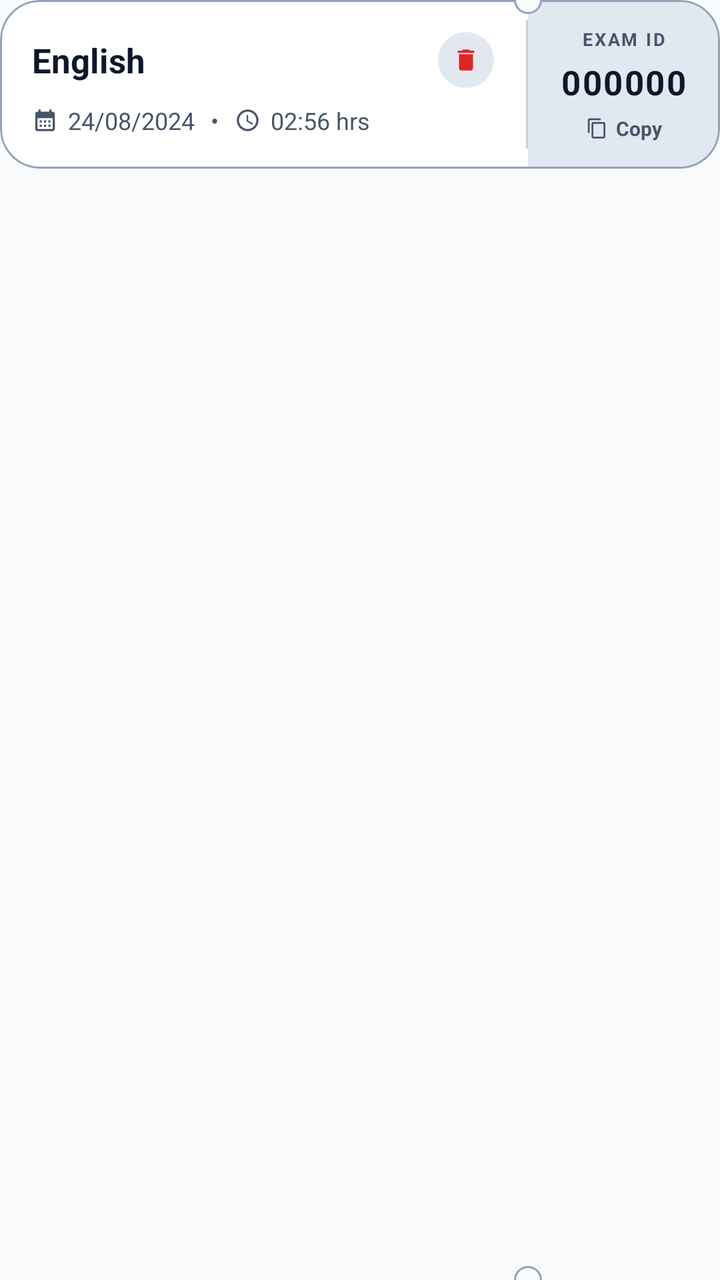
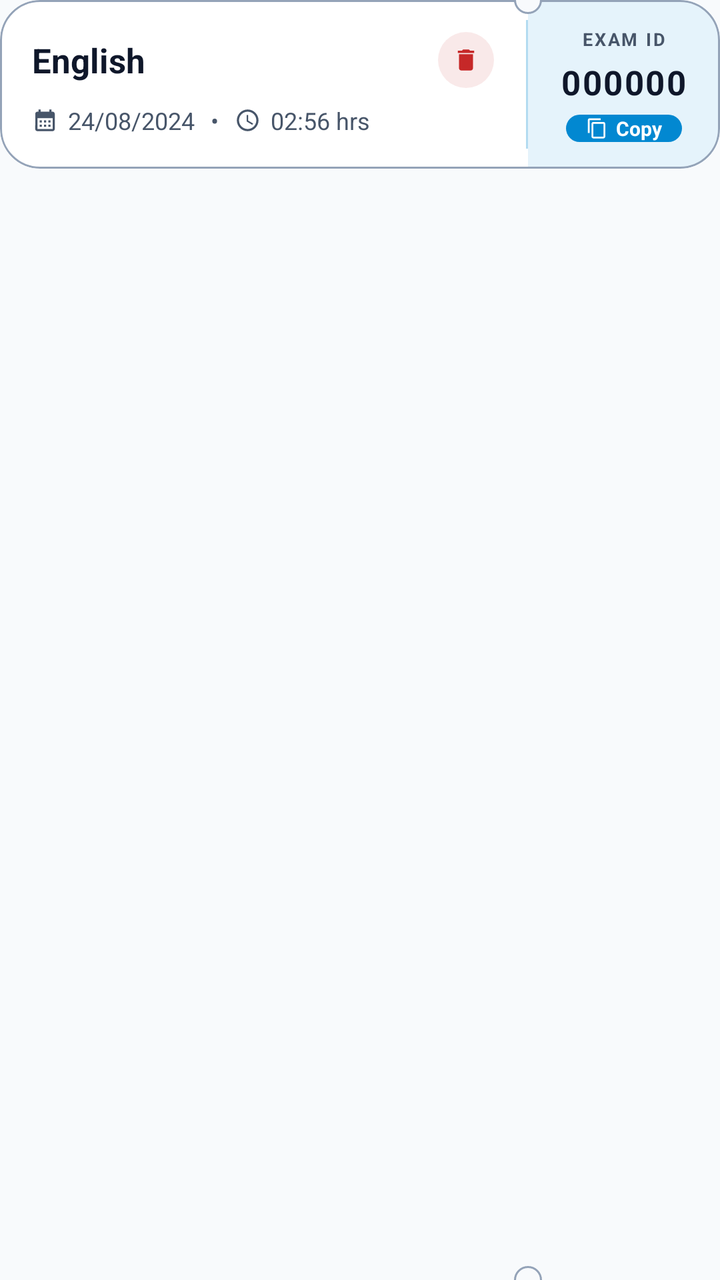

An Android layout rendered at two revisions. The XML below is the earlier revision; the diff shows what the commit changed to produce the second picture.
<!-- AndroidManifest.xml: application theme Theme.TestMaster -->
<!-- res/layout/layout_hosted_test.xml -->
<?xml version="1.0" encoding="utf-8"?>
<FrameLayout xmlns:android="http://schemas.android.com/apk/res/android"
    xmlns:app="http://schemas.android.com/apk/res-auto"
    android:layout_width="match_parent"
    android:layout_height="wrap_content"
    android:layout_margin="8dp">

    <com.google.android.material.card.MaterialCardView
        android:layout_width="match_parent"
        android:layout_height="wrap_content"
        app:cardBackgroundColor="@color/surface"
        app:cardCornerRadius="20dp"
        app:cardElevation="0dp"
        app:strokeColor="@color/outline"
        app:strokeWidth="1dp">

        <LinearLayout
            android:layout_width="match_parent"
            android:layout_height="wrap_content"
            android:orientation="horizontal">

            
            <LinearLayout
                android:layout_width="0dp"
                android:layout_height="wrap_content"
                android:layout_weight="1"
                android:orientation="vertical"
                android:padding="16dp">

                <LinearLayout
                    android:layout_width="match_parent"
                    android:layout_height="wrap_content"
                    android:gravity="center_vertical"
                    android:orientation="horizontal">

                    <TextView
                        android:id="@+id/subject_name"
                        android:layout_width="0dp"
                        android:layout_height="wrap_content"
                        android:layout_weight="1"
                        android:ellipsize="end"
                        android:maxLines="1"
                        android:text="English"
                        android:textColor="@color/onSurface"
                        android:textSize="17sp"
                        android:textStyle="bold" />

                    <FrameLayout
                        android:layout_width="28dp"
                        android:layout_height="28dp"
                        android:background="@drawable/bg_circle_surface">

                        <ImageView
                            android:id="@+id/iv_delete"
                            android:layout_width="14dp"
                            android:layout_height="14dp"
                            android:layout_gravity="center"
                            android:src="@drawable/baseline_delete_24"
                            app:tint="@color/error" />
                    </FrameLayout>
                </LinearLayout>

                <LinearLayout
                    android:layout_width="match_parent"
                    android:layout_height="wrap_content"
                    android:layout_marginTop="8dp"
                    android:gravity="center_vertical"
                    android:orientation="horizontal">

                    <ImageView
                        android:layout_width="13dp"
                        android:layout_height="13dp"
                        android:src="@drawable/baseline_calendar_month_24"
                        app:tint="@color/onSurfaceVariant" />

                    <TextView
                        android:id="@+id/host_date"
                        android:layout_width="wrap_content"
                        android:layout_height="wrap_content"
                        android:layout_marginStart="5dp"
                        android:text="24/08/2024"
                        android:textColor="@color/onSurfaceVariant"
                        android:textSize="12sp" />

                    <TextView
                        android:layout_width="wrap_content"
                        android:layout_height="wrap_content"
                        android:layout_marginStart="8dp"
                        android:text="•"
                        android:textColor="@color/onSurfaceVariant"
                        android:textSize="12sp" />

                    <ImageView
                        android:layout_width="13dp"
                        android:layout_height="13dp"
                        android:layout_marginStart="8dp"
                        android:src="@drawable/baseline_access_time_24"
                        app:tint="@color/onSurfaceVariant" />

                    <TextView
                        android:id="@+id/exam_duration"
                        android:layout_width="wrap_content"
                        android:layout_height="wrap_content"
                        android:layout_marginStart="5dp"
                        android:text="02:56 hrs"
                        android:textColor="@color/onSurfaceVariant"
                        android:textSize="12sp" />
                </LinearLayout>
            </LinearLayout>

            
            <View
                android:layout_width="1dp"
                android:layout_height="match_parent"
                android:layout_marginVertical="10dp"
                android:alpha="0.5"
                android:background="@color/outline" />

            
            <LinearLayout
                android:layout_width="96dp"
                android:layout_height="match_parent"
                android:background="@color/surfaceVariant"
                android:gravity="center"
                android:orientation="vertical">

                <TextView
                    android:layout_width="wrap_content"
                    android:layout_height="wrap_content"
                    android:letterSpacing="0.1"
                    android:text="EXAM ID"
                    android:textColor="@color/onSurfaceVariant"
                    android:textSize="9sp"
                    android:textStyle="bold" />

                <TextView
                    android:id="@+id/exam_Id"
                    android:layout_width="wrap_content"
                    android:layout_height="wrap_content"
                    android:layout_marginTop="4dp"
                    android:letterSpacing="0.05"
                    android:text="000000"
                    android:textColor="@color/onSurface"
                    android:textSize="17sp"
                    android:textStyle="bold" />

                <LinearLayout
                    android:id="@+id/iv_copy"
                    android:layout_width="wrap_content"
                    android:layout_height="wrap_content"
                    android:background="@drawable/bg_pill_surface_variant"
                    android:gravity="center_vertical"
                    android:orientation="horizontal"
                    android:paddingHorizontal="10dp"
                    android:layout_marginTop="5dp">

                    <ImageView
                        android:layout_width="11dp"
                        android:layout_height="11dp"
                        android:src="@drawable/baseline_content_copy_24"
                        app:tint="@color/onSurfaceVariant" />

                    <TextView
                        android:layout_width="wrap_content"
                        android:layout_height="wrap_content"
                        android:layout_marginStart="4dp"
                        android:text="Copy"
                        android:textColor="@color/onSurfaceVariant"
                        android:textSize="10sp"
                        android:textStyle="bold" />
                </LinearLayout>
            </LinearLayout>
        </LinearLayout>
    </com.google.android.material.card.MaterialCardView>

    
    <View
        android:layout_width="14dp"
        android:layout_height="14dp"
        android:layout_gravity="top|end"
        android:layout_marginEnd="89dp"
        android:background="@drawable/bg_circle_page"
        android:translationY="-7dp" />

    <View
        android:layout_width="14dp"
        android:layout_height="14dp"
        android:layout_gravity="bottom|end"
        android:layout_marginEnd="89dp"
        android:background="@drawable/bg_circle_page"
        android:translationY="7dp" />

</FrameLayout>
<!-- resources referenced by this layout -->
<resources>
  <color name="error">#DC2626</color>
  <color name="onSurface">#0F172A</color>
  <color name="onSurfaceVariant">#475569</color>
  <color name="outline">#94A3B8</color>
  <color name="surface">#FFFFFF</color>
  <color name="surfaceVariant">#E2E8F0</color>
  <!-- drawable baseline_delete_24 (drawable) -->
  <vector android:height="24dp" android:tint="#000000"
      android:viewportHeight="24" android:viewportWidth="24"
      android:width="24dp" xmlns:android="http://schemas.android.com/apk/res/android">
      <path android:fillColor="@android:color/white" android:pathData="M6,19c0,1.1 0.9,2 2,2h8c1.1,0 2,-0.9 2,-2V7H6v12zM19,4h-3.5l-1,-1h-5l-1,1H5v2h14V4z"/>
  </vector>
  <!-- drawable bg_circle_page (drawable) -->
  <?xml version="1.0" encoding="utf-8"?>
  <shape xmlns:android="http://schemas.android.com/apk/res/android"
      android:shape="oval">
      <solid android:color="@color/background" />
      <stroke android:color="@color/outline"
          android:width="1dp"/>
  </shape>
  <!-- drawable bg_circle_surface (drawable) -->
  <?xml version="1.0" encoding="utf-8"?>
  <shape xmlns:android="http://schemas.android.com/apk/res/android"
      android:shape="oval">
      <solid android:color="@color/surfaceVariant" />
  </shape>
  <!-- drawable bg_pill_surface_variant (drawable) -->
  <?xml version="1.0" encoding="utf-8"?>
  <shape xmlns:android="http://schemas.android.com/apk/res/android"
      android:shape="rectangle">
      <solid android:color="@color/surfaceVariant" />
      <corners android:radius="20dp" />
  </shape>
  <style name="Theme.TestMaster" parent="Base.Theme.TestMaster" />
  <color name="background">#F8FAFC</color>
  <style name="Base.Theme.TestMaster" parent="Theme.Material3.DayNight.NoActionBar">
          
          <item name="colorPrimary">@color/primary</item>
          <item name="colorOnPrimary">@color/onPrimary</item>
          <item name="colorPrimaryContainer">@color/primaryContainer</item>
          <item name="colorOnPrimaryContainer">@color/onPrimaryContainer</item>
  
          <item name="colorSecondary">@color/secondary</item>
          <item name="colorOnSecondary">@color/onSecondary</item>
          <item name="colorSecondaryContainer">@color/secondaryContainer</item>
          <item name="colorOnSecondaryContainer">@color/onSecondaryContainer</item>
  
          
          <item name="android:windowBackground">@color/background</item>
          <item name="colorSurface">@color/surface</item>
          <item name="colorOnSurface">@color/onSurface</item>
          <item name="colorSurfaceVariant">@color/surfaceVariant</item>
          <item name="colorOnSurfaceVariant">@color/onSurfaceVariant</item>
          <item name="colorOutline">@color/outline</item>
  
          
          <item name="colorError">@color/error</item>
          <item name="colorOnError">@color/onError</item>
          <item name="colorErrorContainer">@color/errorContainer</item>
          <item name="colorOnErrorContainer">@color/onErrorContainer</item>
  
          
          <item name="android:statusBarColor">@color/surface</item>
          <item name="android:windowLightStatusBar">true</item>
      </style>
  <color name="primary">#FFFFFF</color>
  <color name="onPrimary">#0F172A</color>
  <color name="primaryContainer">#F1F5F9</color>
  <color name="onPrimaryContainer">#0F172A</color>
  <color name="secondary">#64748B</color>
  <color name="onSecondary">#FFFFFF</color>
  <color name="secondaryContainer">#E2E8F0</color>
  <color name="onSecondaryContainer">#0F172A</color>
  <color name="onError">#FFFFFF</color>
  <color name="errorContainer">#FEE2E2</color>
  <color name="onErrorContainer">#7F1D1D</color>
  <!-- unchanged entries left out for length: 3 -->
</resources>

<!-- the commit's change to res/layout/layout_hosted_test.xml (unified diff, before → after) -->
@@ -48,7 +48,8 @@
                     <FrameLayout
                         android:layout_width="28dp"
                         android:layout_height="28dp"
-                        android:background="@drawable/bg_circle_surface">
+                        android:background="@drawable/bg_circle_surface"
+                        android:backgroundTint="@color/red_bg">
 
                         <ImageView
                             android:id="@+id/iv_delete"
@@ -56,7 +57,7 @@
                             android:layout_height="14dp"
                             android:layout_gravity="center"
                             android:src="@drawable/baseline_delete_24"
-                            app:tint="@color/error" />
+                            app:tint="@color/redtint" />
                     </FrameLayout>
                 </LinearLayout>
 
@@ -113,14 +114,14 @@
                 android:layout_width="1dp"
                 android:layout_height="match_parent"
                 android:layout_marginVertical="10dp"
-                android:alpha="0.5"
-                android:background="@color/outline" />
+                android:alpha="0.3"
+                android:background="@color/bluetint" />
 
             
             <LinearLayout
                 android:layout_width="96dp"
                 android:layout_height="match_parent"
-                android:background="@color/surfaceVariant"
+                android:background="@color/blue_bg"
                 android:gravity="center"
                 android:orientation="vertical">
 
@@ -149,6 +150,7 @@
                     android:layout_width="wrap_content"
                     android:layout_height="wrap_content"
                     android:background="@drawable/bg_pill_surface_variant"
+                    android:backgroundTint="@color/bluetint"
                     android:gravity="center_vertical"
                     android:orientation="horizontal"
                     android:paddingHorizontal="10dp"
@@ -158,14 +160,14 @@
                         android:layout_width="11dp"
                         android:layout_height="11dp"
                         android:src="@drawable/baseline_content_copy_24"
-                        app:tint="@color/onSurfaceVariant" />
+                        app:tint="@color/white" />
 
                     <TextView
                         android:layout_width="wrap_content"
                         android:layout_height="wrap_content"
                         android:layout_marginStart="4dp"
                         android:text="Copy"
-                        android:textColor="@color/onSurfaceVariant"
+                        android:textColor="@color/white"
                         android:textSize="10sp"
                         android:textStyle="bold" />
                 </LinearLayout>
<!-- resource entries referenced after the edit -->
@@ -1,10 +1,15 @@
 <!-- resources referenced by this layout -->
 <resources>
+  <color name="blue_bg">#1A0288D1</color>
+  <color name="bluetint">#0288D1</color>
   <color name="error">#DC2626</color>
   <color name="onSurface">#0F172A</color>
   <color name="onSurfaceVariant">#475569</color>
   <color name="outline">#94A3B8</color>
+  <color name="red_bg">#1AC62828</color>
+  <color name="redtint">#C62828</color>
   <color name="surface">#FFFFFF</color>
+  <color name="white">#FFFFFFFF</color>
   <color name="surfaceVariant">#E2E8F0</color>
   <!-- drawable baseline_delete_24 (drawable) -->
   <vector android:height="24dp" android:tint="#000000"
@@ -62,6 +67,9 @@
           <item name="colorOnErrorContainer">@color/onErrorContainer</item>
   
           
+          <item name="colorControlActivated">@color/accent</item>
+  
+          
           <item name="android:statusBarColor">@color/surface</item>
           <item name="android:windowLightStatusBar">true</item>
       </style>
@@ -76,6 +84,7 @@
   <color name="onError">#FFFFFF</color>
   <color name="errorContainer">#FEE2E2</color>
   <color name="onErrorContainer">#7F1D1D</color>
+  <color name="accent">#334155</color>
   <!-- unchanged entries left out for length: 3 -->
 </resources>
 
